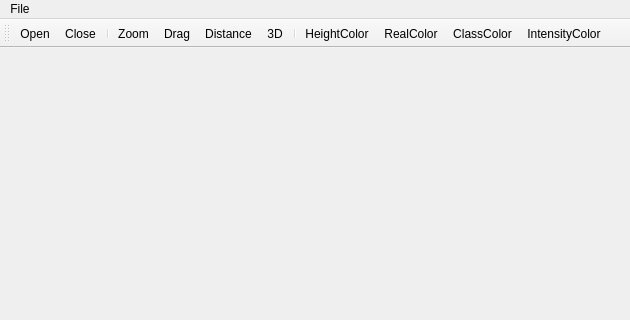
The window that LaserMap/lasermap.ui (eglrp/LaserMap) describes before a commit, drawn with Qt 5; both pictures show x 0 to 630 and y 0 to 320 of the 630 by 630 pixel window.
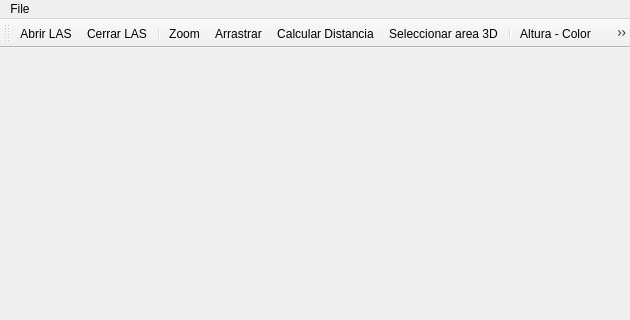
The same window after the commit. Icons and pictures are not drawn.

```diff
--- a/LaserMap/lasermap.ui
+++ b/LaserMap/lasermap.ui
@@ -69,7 +69,7 @@
      <normaloff>:/LaserMap/open.png</normaloff>:/LaserMap/open.png</iconset>
    </property>
    <property name="text">
-    <string>Open</string>
+    <string>Abrir LAS</string>
    </property>
    <property name="toolTip">
     <string>Open</string>
@@ -81,7 +81,7 @@
      <normaloff>:/LaserMap/close.png</normaloff>:/LaserMap/close.png</iconset>
    </property>
    <property name="text">
-    <string>Close</string>
+    <string>Cerrar LAS</string>
    </property>
   </action>
   <action name="actionExit">
@@ -110,7 +110,7 @@
      <normaloff>:/LaserMap/drag.png</normaloff>:/LaserMap/drag.png</iconset>
    </property>
    <property name="text">
-    <string>Drag</string>
+    <string>Arrastrar</string>
    </property>
   </action>
   <action name="actionHeightColor">
@@ -122,7 +122,7 @@
      <normaloff>:/LaserMap/heightColor.png</normaloff>:/LaserMap/heightColor.png</iconset>
    </property>
    <property name="text">
-    <string>HeightColor</string>
+    <string>Altura - Color</string>
    </property>
   </action>
   <action name="actionClassColor">
@@ -134,7 +134,7 @@
      <normaloff>:/LaserMap/classColor.png</normaloff>:/LaserMap/classColor.png</iconset>
    </property>
    <property name="text">
-    <string>ClassColor</string>
+    <string>Clasificación - Color</string>
    </property>
   </action>
   <action name="action3D">
@@ -146,7 +146,7 @@
      <normaloff>:/LaserMap/3D.png</normaloff>:/LaserMap/3D.png</iconset>
    </property>
    <property name="text">
-    <string>3D</string>
+    <string>Seleccionar area 3D</string>
    </property>
   </action>
   <action name="actionRealColor">
@@ -158,7 +158,7 @@
      <normaloff>:/LaserMap/realColor.png</normaloff>:/LaserMap/realColor.png</iconset>
    </property>
    <property name="text">
-    <string>RealColor</string>
+    <string>Real - Color</string>
    </property>
   </action>
   <action name="actionDistance">
@@ -170,7 +170,7 @@
      <normaloff>:/LaserMap/distance.png</normaloff>:/LaserMap/distance.png</iconset>
    </property>
    <property name="text">
-    <string>Distance</string>
+    <string>Calcular Distancia</string>
    </property>
   </action>
   <action name="actionIntensityColor">
@@ -182,7 +182,7 @@
      <normaloff>:/LaserMap/intensityColor.png</normaloff>:/LaserMap/intensityColor.png</iconset>
    </property>
    <property name="text">
-    <string>IntensityColor</string>
+    <string>Intensidad señal - Color</string>
    </property>
   </action>
  </widget>
```
Left out of the diff: 2 changed lines with no effect on the pictures.
